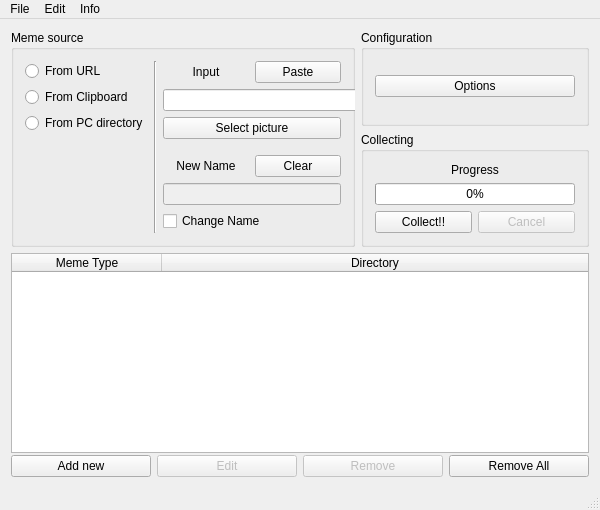
Qt form MemeCollector/memecollector.ui (artudi54/MemeCollector) before a commit.
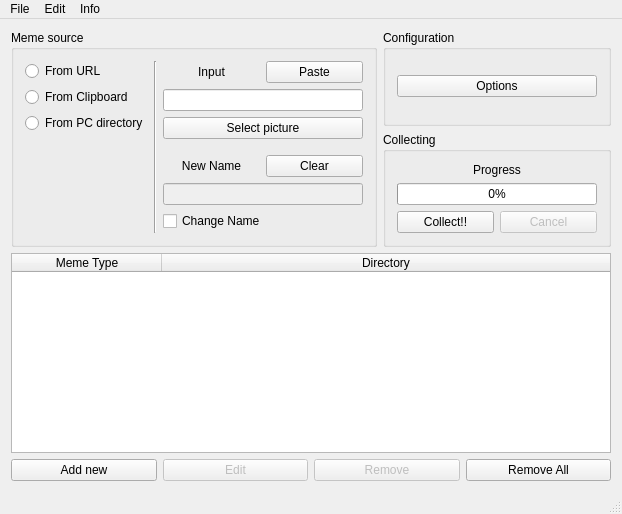
The same form after that commit. Custom widgets are drawn as their Qt base class.

The edit to the form file:
```diff
--- a/MemeCollector/memecollector.ui
+++ b/MemeCollector/memecollector.ui
@@ -2,26 +2,6 @@
 <ui version="4.0">
  <class>MemeCollectorClass</class>
  <widget class="QMainWindow" name="MemeCollectorClass">
-  <property name="geometry">
-   <rect>
-    <x>0</x>
-    <y>0</y>
-    <width>600</width>
-    <height>510</height>
-   </rect>
-  </property>
-  <property name="minimumSize">
-   <size>
-    <width>600</width>
-    <height>510</height>
-   </size>
-  </property>
-  <property name="maximumSize">
-   <size>
-    <width>600</width>
-    <height>510</height>
-   </size>
-  </property>
   <property name="focusPolicy">
    <enum>Qt::TabFocus</enum>
   </property>
@@ -397,8 +377,8 @@
     <rect>
      <x>0</x>
      <y>0</y>
-     <width>600</width>
-     <height>21</height>
+     <width>635</width>
+     <height>22</height>
     </rect>
    </property>
    <widget class="QMenu" name="menuFile">
```
Left out of the diff: 6 changed lines with no effect on the pictures.
